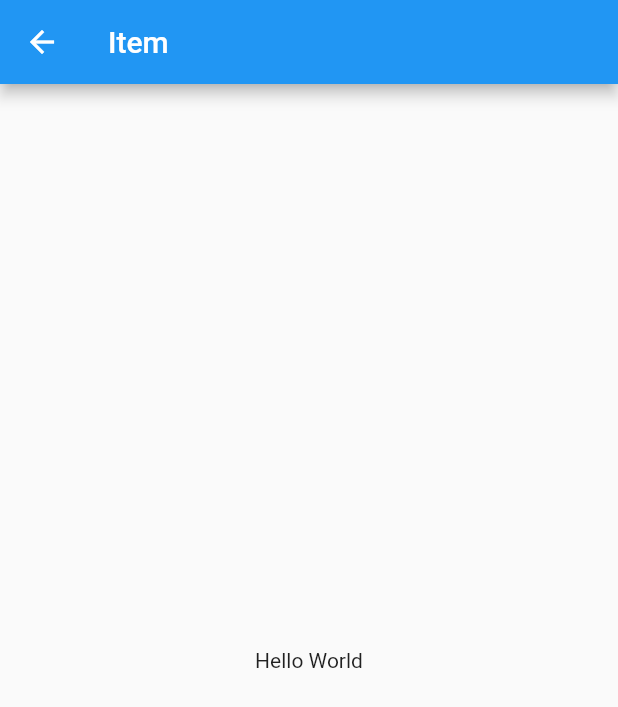
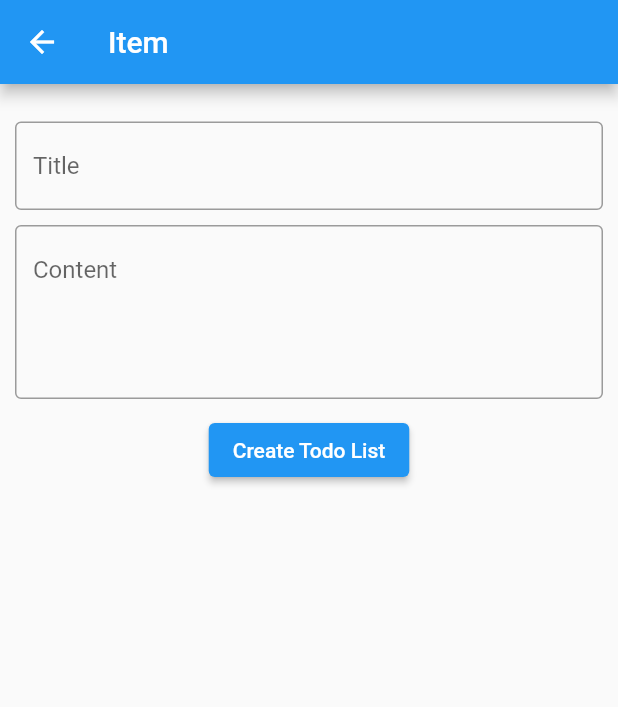
Before and after one commit to kamalnorizan/flutterKSM, a Flutter app: the screen it shows after launch, after a tap on "Log Masuk", after a tap on "My First Todo List", on a phone screen of 412 x 824 dp. Shown: the top 707 px of the screen. Run offline on Flutter 3.47's test engine with Material 2 defaults, Android fonts, the phone set to English and light mode, and no system bars.

Commit message:
create form

```diff
--- a/lib/create.dart
+++ b/lib/create.dart
@@ -8,10 +8,29 @@ class Create extends StatelessWidget {
         title: Text('Item'),
       ),
       body: Center(
-        child: Container(
-          child: Text('Hello World'),
+          child: Padding(
+        padding: const EdgeInsets.fromLTRB(10, 25, 10, 10),
+        child: Column(
+          mainAxisAlignment: MainAxisAlignment.start,
+          children: [
+            TextField(
+              decoration: const InputDecoration(
+                  border: OutlineInputBorder(), hintText: 'Title'),
+            ),
+            SizedBox(height: 10),
+            TextField(
+              maxLines: 4,
+              decoration: const InputDecoration(
+                  border: OutlineInputBorder(), hintText: 'Content'),
+            ),
+            SizedBox(height: 10),
+            ElevatedButton(
+              onPressed: () {},
+              child: Text('Create Todo List'),
+            ),
+          ],
         ),
-      ),
+      )),
     );
   }
 }
--- a/lib/home.dart
+++ b/lib/home.dart
@@ -69,7 +69,7 @@ class _HomeState extends State<Home> {
                         Navigator.pushNamed(context, '/create');
                       },
                       title: Text(todoList[Index].title),
-                      subtitle: Text(DateFormat('dd-MM-yyyy')
+                      subtitle: Text(DateFormat('yyyy-MM-dd')
                           .parse(todoList[Index].duedate)
                           .toString()),
                     );
```
Also changed, not shown: pubspec.lock, 2 other files.
